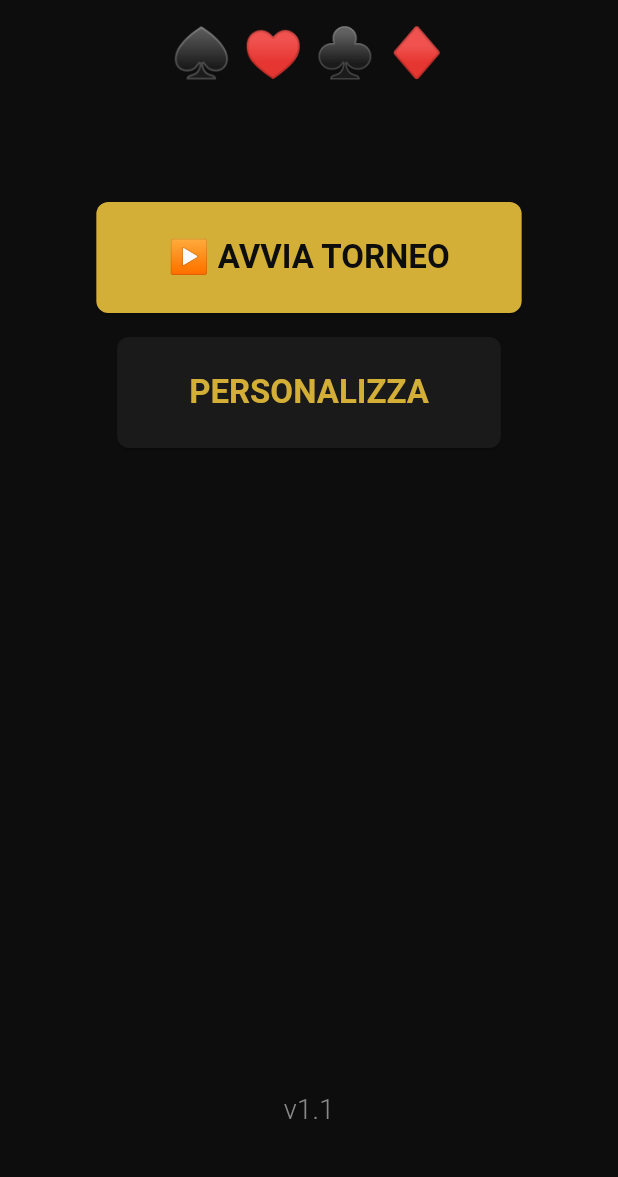
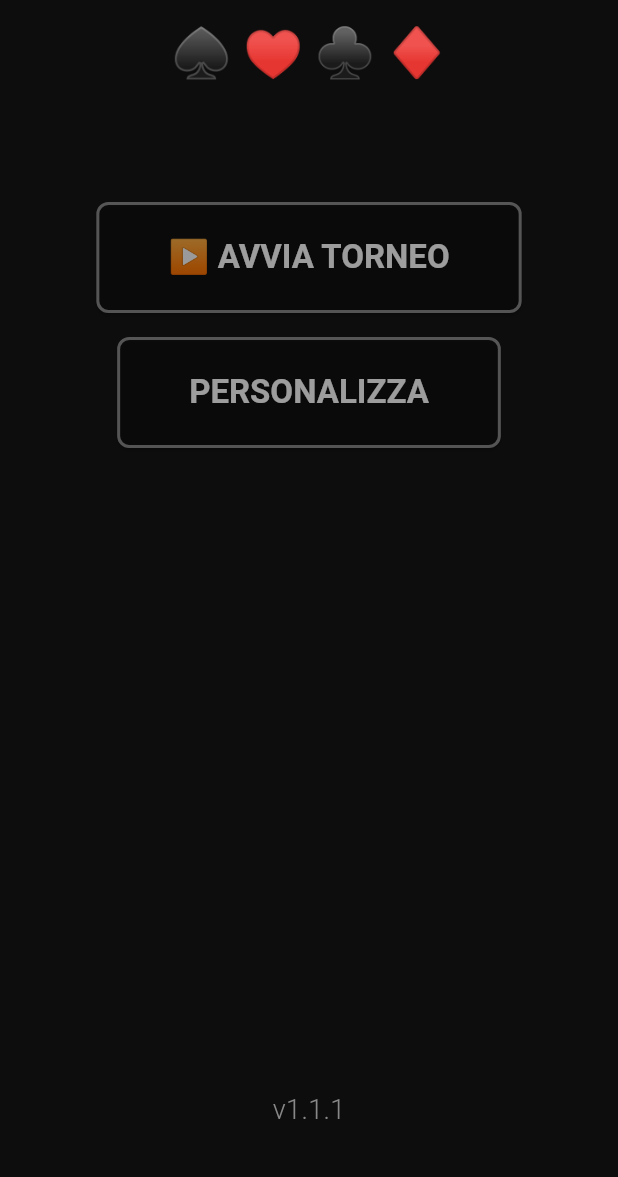
Before and after one commit to sonnysini/sblorftz-timer, a Flutter app: the screen it shows after launch, on a phone screen of 412 x 824 dp, the part 59-1236 px from its top. Run offline on Flutter 3.47's test engine with Material 3 defaults, Android fonts, the phone set to English and light mode, and no system bars; our stand-ins replace audioplayers, shared_preferences, wakelock_plus.

Commit message:
Release v1.1.2: Focus visuale migliorato e ottimizzazioni UX
Nuove funzionalità:
- Nuovo widget FocusableButton per gestione unificata del focus su Android TV
- Tutti i pulsanti e dialog ora mostrano chiaramente quale elemento è selezionato
- Focus visivo con cambio colore e bordo evidenziato su tutti i controlli

Miglioramenti UX:
- Dialog "Esci dal torneo" ora con focus visibile su CONTINUA/ESCI
- Dialog modifica valori (Smart Input) con focus su griglia numerica
- Tempo ridotto per long press: da 3s a 1.5s per cambio livello
- Play/Pause con long press (1.5s) ora resetta il livello corrente
- Indicatore visivo diverso: "RESET TEMPO IN CORSO..." vs "CAMBIO LIVELLO IN CORSO..."

Ottimizzazioni:
- Sistema checkpoint bidirezionale rinominato per maggiore chiarezza
- Gestione focus migliorata nei dialog (focus correttamente ripristinato alla chiusura)
- Eventi tastiera ignorati quando i dialog sono aperti
- Rimosso codice obsoleto (_previousLevel non più utilizzato)
- Audio one_minute.mp3 ottimizzato (da 50KB a 35KB)

Correzioni:
- Rimosse variabili inutilizzate
- Pulizia codice e rimozione warning

🤖 Generated with [Claude Code](https://claude.com/claude-code)

Co-Authored-By: Claude <noreply@anthropic.com>

```diff
--- a/lib/screens/home_screen.dart
+++ b/lib/screens/home_screen.dart
@@ -2,6 +2,7 @@ import 'package:flutter/material.dart';
 import 'package:flutter/services.dart';
 import '../services/session_service.dart';
 import '../widgets/resume_popup.dart';
+import '../widgets/focusable_button.dart';
 import '../data/default_structure.dart';
 import 'editor_screen.dart';
 import 'timer_screen.dart';
@@ -124,27 +125,23 @@ class _HomeScreenState extends State<HomeScreen> {
                     ),
               ),
               const SizedBox(height: 80),
-              ElevatedButton(
+              FocusableButton(
+                text: '▶ AVVIA TORNEO',
                 focusNode: _startButtonFocus,
                 autofocus: true,
                 onPressed: _startTournament,
-                child: const Text('▶ AVVIA TORNEO'),
               ),
               const SizedBox(height: 16),
-              ElevatedButton(
+              FocusableButton(
+                text: 'PERSONALIZZA',
                 focusNode: _customizeButtonFocus,
                 onPressed: _openEditor,
-                style: ElevatedButton.styleFrom(
-                  backgroundColor: Theme.of(context).colorScheme.surface,
-                  foregroundColor: Theme.of(context).colorScheme.primary,
-                ),
-                child: const Text('PERSONALIZZA'),
               ),
               const Spacer(),
               Padding(
                 padding: const EdgeInsets.only(bottom: 32),
                 child: Text(
-                  'v1.1',
+                  'v1.1.1',
                   style: Theme.of(context).textTheme.bodyMedium,
                 ),
               ),
--- a/lib/widgets/add_level_popup.dart
+++ b/lib/widgets/add_level_popup.dart
@@ -1,4 +1,5 @@
 import 'package:flutter/material.dart';
+import 'focusable_button.dart';
 
 class AddLevelPopup extends StatefulWidget {
   final int levelNumber;
@@ -54,9 +55,10 @@ class _AddLevelPopupState extends State<AddLevelPopup> {
             const SizedBox(height: 12),
             _buildRow('Durata:', duration, isDuration: true),
             const SizedBox(height: 32),
-            ElevatedButton(
+            FocusableButton(
+              text: 'AGGIUNGI',
               onPressed: () => widget.onAdd(smallBlind, bigBlind, duration),
-              child: const Text('AGGIUNGI'),
+              autofocus: true,
             ),
           ],
         ),
--- /dev/null
+++ b/lib/widgets/focusable_button.dart
@@ -0,0 +1,89 @@
+import 'package:flutter/material.dart';
+
+class FocusableButton extends StatefulWidget {
+  final String text;
+  final VoidCallback onPressed;
+  final FocusNode? focusNode;
+  final bool autofocus;
+  final Color? customBackgroundColor;
+  final Color? customForegroundColor;
+
+  const FocusableButton({
+    super.key,
+    required this.text,
+    required this.onPressed,
+    this.focusNode,
+    this.autofocus = false,
+    this.customBackgroundColor,
+    this.customForegroundColor,
+  });
+
+  @override
+  State<FocusableButton> createState() => _FocusableButtonState();
+}
+
+class _FocusableButtonState extends State<FocusableButton> {
+  late FocusNode _internalFocusNode;
+  bool _hasFocus = false;
+
+  @override
+  void initState() {
+    super.initState();
+    _internalFocusNode = widget.focusNode ?? FocusNode();
+    _internalFocusNode.addListener(_onFocusChange);
+    _hasFocus = _internalFocusNode.hasFocus;
+  }
+
+  @override
+  void dispose() {
+    _internalFocusNode.removeListener(_onFocusChange);
+    if (widget.focusNode == null) {
+      _internalFocusNode.dispose();
+    }
+    super.dispose();
+  }
+
+  void _onFocusChange() {
+    setState(() {
+      _hasFocus = _internalFocusNode.hasFocus;
+    });
+  }
+
+  @override
+  Widget build(BuildContext context) {
+    final theme = Theme.of(context);
+
+    // Determina i colori in base al focus
+    final backgroundColor = _hasFocus
+        ? (widget.customBackgroundColor ?? theme.colorScheme.primary)
+        : Colors.transparent;
+
+    final foregroundColor = _hasFocus
+        ? (widget.customForegroundColor ?? theme.scaffoldBackgroundColor)
+        : theme.colorScheme.onSurface.withOpacity(0.6);
+
+    final borderColor = _hasFocus
+        ? (widget.customBackgroundColor ?? theme.colorScheme.primary)
+        : theme.colorScheme.onSurface.withOpacity(0.3);
+
+    return ElevatedButton(
+      focusNode: _internalFocusNode,
+      autofocus: widget.autofocus,
+      onPressed: widget.onPressed,
+      style: ElevatedButton.styleFrom(
+        backgroundColor: backgroundColor,
+        foregroundColor: foregroundColor,
+        side: BorderSide(color: borderColor, width: 2),
+        textStyle: const TextStyle(
+          fontSize: 22,
+          fontWeight: FontWeight.bold,
+        ),
+        padding: const EdgeInsets.symmetric(horizontal: 48, vertical: 24),
+        shape: RoundedRectangleBorder(
+          borderRadius: BorderRadius.circular(8),
+        ),
+      ),
+      child: Text(widget.text),
+    );
+  }
+}
--- a/pubspec.yaml
+++ b/pubspec.yaml
@@ -1,7 +1,7 @@
 name: sblorftz_timer
 description: Timer per tornei di poker per Android TV
 publish_to: 'none'
-version: 1.0.2+3
+version: 1.1.2+5
 
 environment:
   sdk: '>=3.0.0 <4.0.0'
```
Also changed, not shown: lib/screens/editor_screen.dart (+6 -8 lines), lib/screens/timer_screen.dart (+146 -52 lines), lib/widgets/confirm_popup.dart (+7 -11 lines), lib/widgets/resume_popup.dart (+5 -8 lines), lib/widgets/smart_input_popup.dart (+4 -11 lines), 1 other file.
